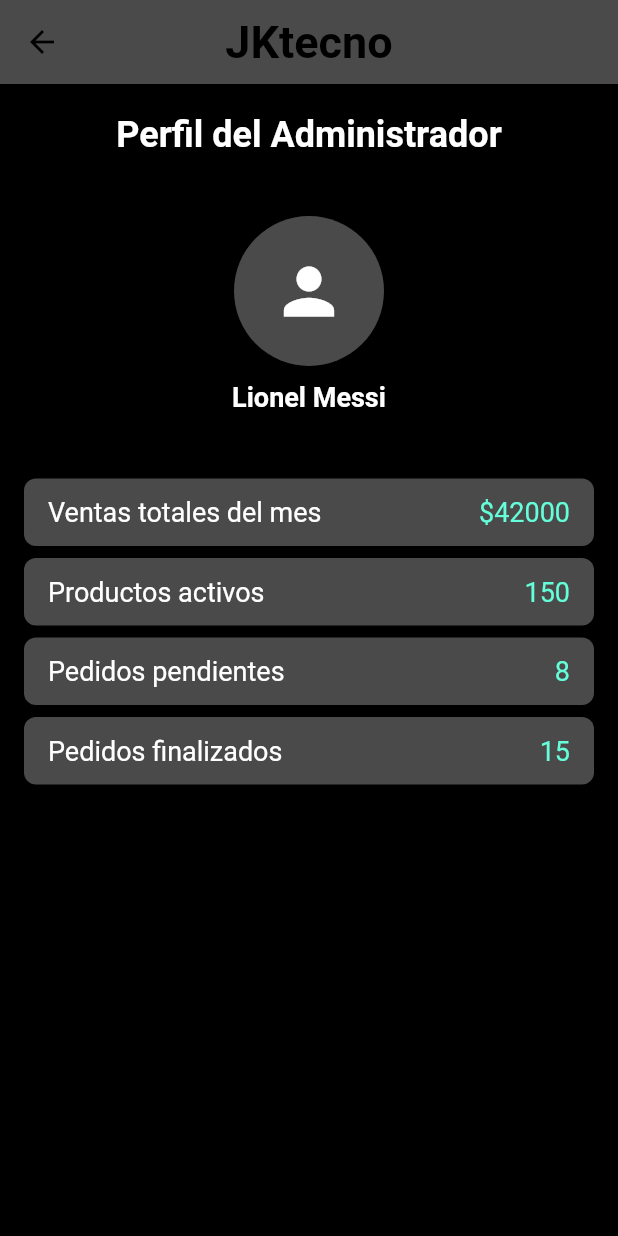
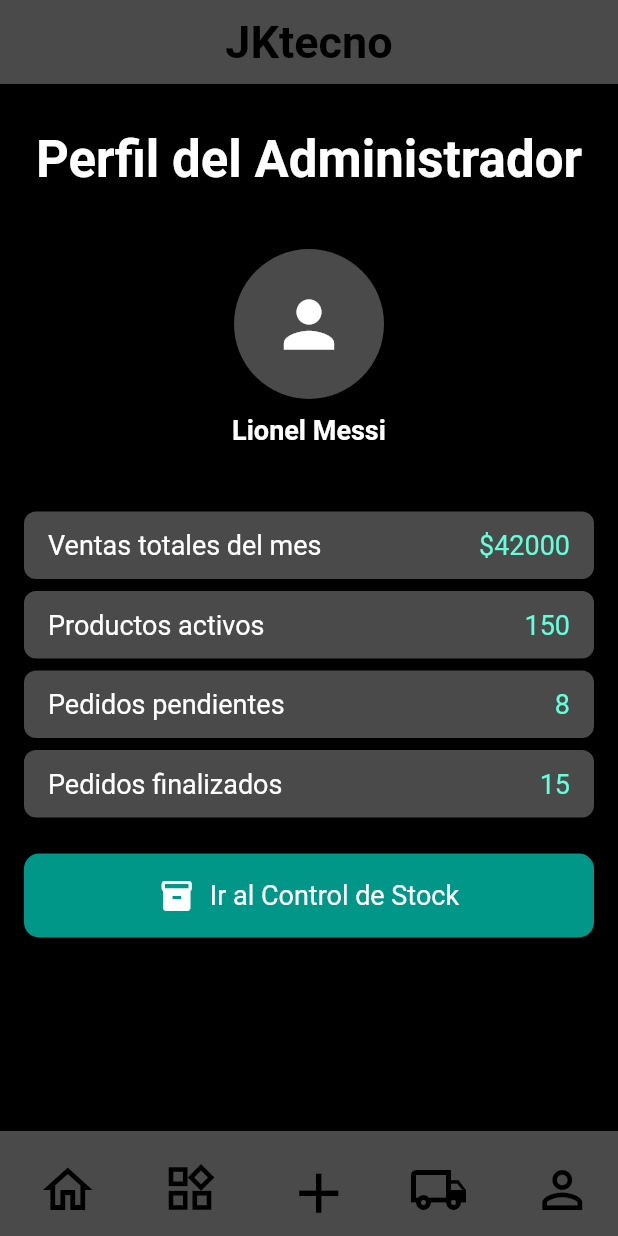
Before and after one commit to nicolasazzaro/E_Commerce_JKTecnoAdim, a Flutter app: the AdminProfileScreen screen opened by its route, on a phone screen of 412 x 824 dp. Run offline on Flutter 3.47's test engine with Material 3 defaults, Android fonts, the phone set to English and light mode, and no system bars; our stand-ins replace cloud_firestore, firebase_core, firebase_storage, flutter_riverpod, go_router, image_picker; accounts and stored records are empty; Roboto replaces fonts that are missing (OpenSans).

Commit message:
Se cambia distribución en bottom navbar agregando nuevos iconos, se agregan navbars faltantes en distintas screens y se aplica el mismo estilo de titulo en pantallas

```diff
--- a/lib/core/router/app_router.dart
+++ b/lib/core/router/app_router.dart
@@ -2,7 +2,7 @@ import 'package:flutter_application_1/presentation/screens/add_product_screen.da
 import 'package:flutter_application_1/presentation/screens/categories_screen.dart';
 import 'package:flutter_application_1/presentation/screens/main_screen.dart';
 import 'package:flutter_application_1/presentation/screens/control_stock_screen.dart';
-import 'package:flutter_application_1/presentation/screens/home_screen.dart';
+import 'package:flutter_application_1/presentation/screens/menu_screen.dart';
 import 'package:flutter_application_1/presentation/screens/admin_profile_screen.dart';
 
 import 'package:go_router/go_router.dart';
@@ -10,13 +10,13 @@ import 'package:go_router/go_router.dart';
 final GoRouter router = GoRouter(
   routes: [
     GoRoute(path: '/', builder: (context, state) => const MainScreen()),
-    GoRoute(path: '/home', builder: (context, state) => const HomeScreen()),
+    GoRoute(path: '/home', builder: (context, state) => const MenuScreen()),
     GoRoute(
       path: '/categories',
       builder: (context, state) => const CategoriesScreen(),
     ),
     GoRoute(
-      path: '/add-product',
+      path: '/',
       builder: (context, state) => const AddProductScreen(),
     ),
     GoRoute(
--- a/lib/presentation/screens/admin_profile_screen.dart
+++ b/lib/presentation/screens/admin_profile_screen.dart
@@ -1,4 +1,6 @@
 import 'package:flutter/material.dart';
+import 'package:flutter_application_1/presentation/widgets/custom_app_bar.dart';
+import 'package:flutter_application_1/presentation/widgets/custom_bottom_navbar.dart';
 import 'package:go_router/go_router.dart';
 
 class AdminProfileScreen extends StatelessWidget {
@@ -8,44 +10,30 @@ class AdminProfileScreen extends StatelessWidget {
   Widget build(BuildContext context) {
     return Scaffold(
       backgroundColor: Colors.black,
-      appBar: AppBar(
-        backgroundColor: const Color.fromARGB(255, 75, 74, 74), // Color de fondo
-        elevation: 0,
-        leading: IconButton(
-          icon: const Icon(Icons.arrow_back, color: Colors.black), // Icono de retroceso
-          onPressed: () {
-            context.go('/home'); // Navegar a la home_screen
-          },
-        ),
-        title: const Text(
-          'JKtecno', // Título en la AppBar
-          style: TextStyle(
-            fontSize: 30,
-            fontWeight: FontWeight.bold,
-            fontFamily: 'OpenSans',
-            color: Colors.black,
-          ),
-        ),
-        centerTitle: true,
-      ),
+      appBar: CustomAppBar(),
       body: SingleChildScrollView(
         child: Column(
           crossAxisAlignment: CrossAxisAlignment.center,
           children: [
-            const SizedBox(height: 20),
+            const SizedBox(height: 30),
             const Text(
               'Perfil del Administrador',
               style: TextStyle(
                 color: Colors.white,
-                fontSize: 24,
+                fontSize: 34,
                 fontWeight: FontWeight.bold,
-                fontFamily: 'OpenSans',
               ),
+              textAlign: TextAlign.center,
             ),
             const SizedBox(height: 40),
             const CircleAvatar(
               radius: 50,
-              backgroundColor: Color.fromARGB(255, 75, 74, 74), // Color de fondo del avatar
+              backgroundColor: Color.fromARGB(
+                255,
+                75,
+                74,
+                74,
+              ), // Color de fondo del avatar
               child: Icon(
                 Icons.person, // Icono de perfil
                 size: 50,
@@ -62,13 +50,52 @@ class AdminProfileScreen extends StatelessWidget {
               ),
             ),
             const SizedBox(height: 40),
-            _buildStatItem('Ventas totales del mes', '\$42000'), // Dato de ejemplo
+            _buildStatItem(
+              'Ventas totales del mes',
+              '\$42000',
+            ), // Dato de ejemplo
             _buildStatItem('Productos activos', '150'), // Dato de ejemplo
             _buildStatItem('Pedidos pendientes', '8'), // Dato de ejemplo
             _buildStatItem('Pedidos finalizados', '15'), // Dato de ejemplo
+
+            Padding(
+              padding: const EdgeInsets.symmetric(
+                horizontal: 16.0,
+                vertical: 20.0,
+              ),
+              child: GestureDetector(
+                onTap: () {
+                  context.go(
+                    '/control-stock',
+                  );
+                },
+                child: Container(
+                  padding: const EdgeInsets.symmetric(
+                    vertical: 16.0,
+                    horizontal: 20.0,
+                  ),
+                  decoration: BoxDecoration(
+                    color: Colors.teal, // Color llamativo
+                    borderRadius: BorderRadius.circular(10),
+                  ),
+                  child: Row(
+                    mainAxisAlignment: MainAxisAlignment.center,
+                    children: const [
+                      Icon(Icons.inventory_2, color: Colors.white),
+                      SizedBox(width: 10),
+                      Text(
+                        'Ir al Control de Stock',
+                        style: TextStyle(color: Colors.white, fontSize: 18),
+                      ),
+                    ],
+                  ),
+                ),
+              ),
+            ),
           ],
         ),
       ),
+      bottomNavigationBar: CustomBottomNav(),
     );
   }
 
--- a/lib/presentation/screens/categories_screen.dart
+++ b/lib/presentation/screens/categories_screen.dart
@@ -75,7 +75,7 @@ class _CategoriesScreenState extends ConsumerState<CategoriesScreen> {
           const Text(
             "Productos",
             style: TextStyle(
-              fontSize: 45,
+              fontSize: 40,
               fontWeight: FontWeight.bold,
               fontFamily: 'OpenSans',
               color: Colors.white,
--- a/lib/presentation/widgets/custom_bottom_navbar.dart
+++ b/lib/presentation/widgets/custom_bottom_navbar.dart
@@ -23,13 +23,39 @@ class CustomBottomNav extends StatelessWidget {
               size: 40,
             ),
           ),
+
           IconButton(
             enableFeedback: false,
             onPressed: () {
-              context.go('/home');
+              context.go('/categories');
             },
-            icon: const Icon(Icons.dehaze, color: Colors.black, size: 40),
+            icon: const Icon(
+              Icons.widgets_outlined,
+              color: Colors.black,
+              size: 38,
+            ),
           ),
+
+          IconButton(
+            enableFeedback: false,
+            onPressed: () {
+              context.go('/add-product');
+            },
+            icon: const Icon(Icons.add, color: Colors.black, size: 45),
+          ),
+
+          IconButton(
+            enableFeedback: false,
+            onPressed: () {
+              //context.go('/pedidos');
+            },
+            icon: const Icon(
+              Icons.local_shipping_outlined,
+              color: Colors.black,
+              size: 40,
+            ),
+          ),
+
           IconButton(
             enableFeedback: false,
             onPressed: () {
```
Also changed, not shown: lib/presentation/screens/add_product_screen.dart (+6 -22 lines), lib/presentation/screens/control_stock_screen.dart (+42 -42 lines), lib/presentation/screens/menu_screen.dart (renamed from lib/presentation/screens/home_screen.dart, +5 -3 lines).
